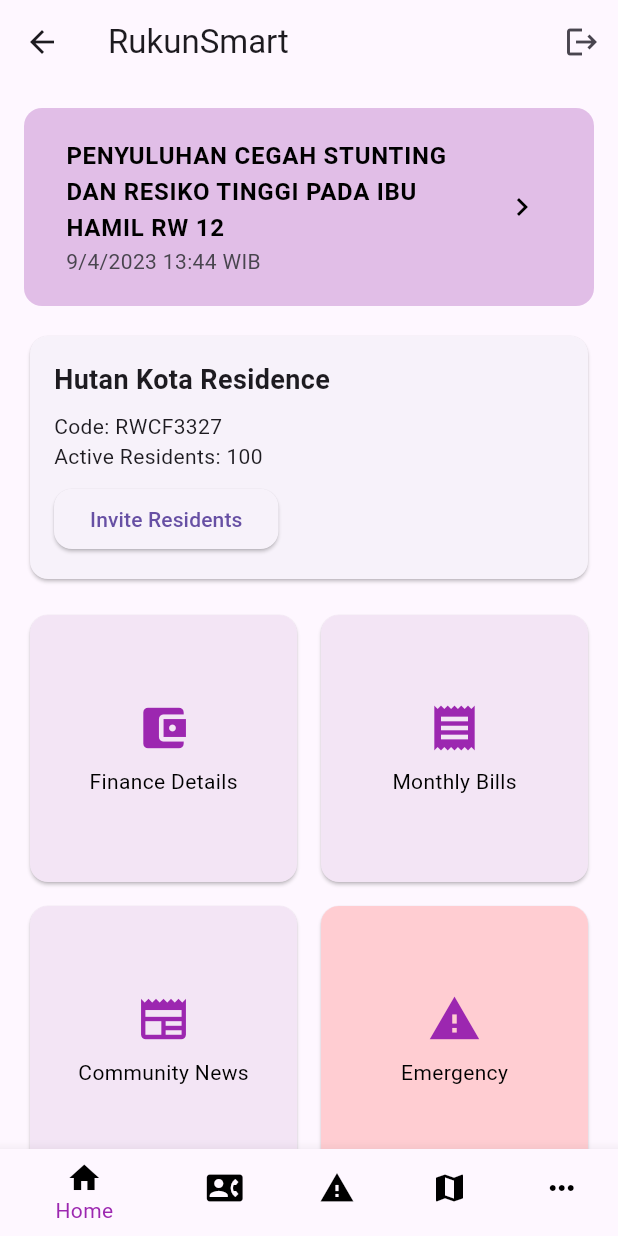
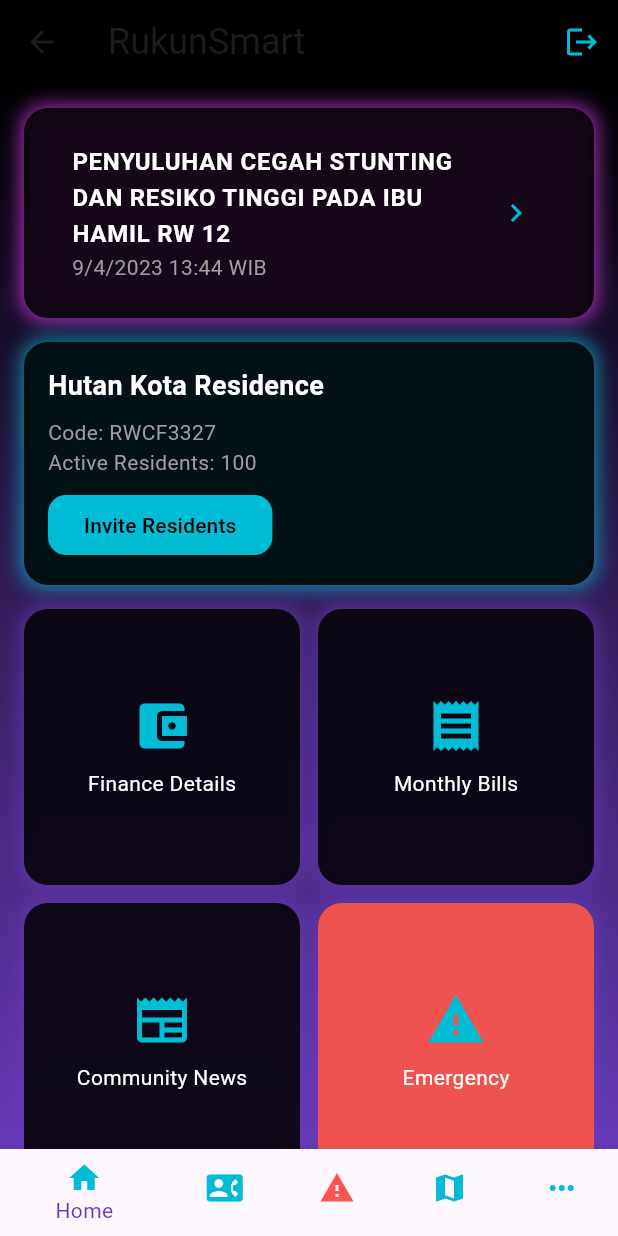
Before and after one commit to ther12k/rukunsmartapp, a Flutter app: the HomeScreen screen opened directly, on a phone screen of 412 x 824 dp. Run offline on Flutter 3.47's test engine with Material 3 defaults, Android fonts, the phone set to English and light mode, and no system bars; our stand-ins replace equatable, flutter_bloc, image_picker, shared_preferences; accounts and stored records are empty; Roboto replaces fonts that are missing (Orbitron).

Commit message:
feat : new design

```diff
--- a/lib/features/home/screens/home_screen.dart
+++ b/lib/features/home/screens/home_screen.dart
@@ -10,22 +10,33 @@ class HomeScreen extends StatelessWidget {
   Widget build(BuildContext context) {
     return Scaffold(
       appBar: AppBar(
-        title: const Text('RukunSmart'),
+        title: const Text('RukunSmart',
+            style: TextStyle(fontFamily: 'Orbitron', fontSize: 24)),
+        backgroundColor: Colors.black,
         actions: [
           IconButton(
             icon: const Icon(Icons.logout),
+            color: Colors.cyan,
             onPressed: () {
               // Handle logout
             },
           ),
         ],
       ),
-      body: const SingleChildScrollView(
+      body: Container(
+        decoration: BoxDecoration(
+          gradient: LinearGradient(
+            colors: [Colors.black, Colors.deepPurple],
+            begin: Alignment.topCenter,
+            end: Alignment.bottomCenter,
+          ),
+        ),
+        child: SingleChildScrollView(
           child: Padding(
-          padding: EdgeInsets.all(16.0),
+            padding: const EdgeInsets.all(16.0),
             child: Column(
               crossAxisAlignment: CrossAxisAlignment.stretch,
-            children: [
+              children: const [
                 AnnouncementCard(),
                 SizedBox(height: 16),
                 RegionInfoCard(),
@@ -35,30 +46,32 @@ class HomeScreen extends StatelessWidget {
             ),
           ),
         ),
+      ),
       bottomNavigationBar: BottomNavigationBar(
+        backgroundColor: Colors.black,
         items: const [
           BottomNavigationBarItem(
-            icon: Icon(Icons.home, color: Colors.black),
+            icon: Icon(Icons.home, color: Colors.cyan),
             label: 'Home',
           ),
           BottomNavigationBarItem(
-            icon: Icon(Icons.contact_phone, color: Colors.black),
+            icon: Icon(Icons.contact_phone, color: Colors.cyan),
             label: 'Contact',
           ),
           BottomNavigationBarItem(
-            icon: Icon(Icons.warning, color: Colors.black),
+            icon: Icon(Icons.warning, color: Colors.redAccent),
             label: 'Emergency',
           ),
           BottomNavigationBarItem(
-            icon: Icon(Icons.map, color: Colors.black),
+            icon: Icon(Icons.map, color: Colors.cyan),
             label: 'Regions',
           ),
           BottomNavigationBarItem(
-            icon: Icon(Icons.more_horiz, color: Colors.black),
+            icon: Icon(Icons.more_horiz, color: Colors.cyan),
             label: 'More',
           ),
         ],
-        selectedItemColor: Colors.purple,
+        selectedItemColor: Colors.deepPurple,
         unselectedItemColor: Colors.grey,
         onTap: (index) {
           // Handle navigation
--- a/lib/features/home/widgets/announcement_card.dart
+++ b/lib/features/home/widgets/announcement_card.dart
@@ -6,23 +6,32 @@ class AnnouncementCard extends StatelessWidget {
   @override
   Widget build(BuildContext context) {
     return Container(
-      padding: const EdgeInsets.all(12.0),
+      padding: const EdgeInsets.all(16.0),
       decoration: BoxDecoration(
-        color: Colors.purple.shade100,
-        borderRadius: BorderRadius.circular(12.0),
+        color: Colors.black87,
+        borderRadius: BorderRadius.circular(16.0),
+        boxShadow: [
+          BoxShadow(
+            color: Colors.purpleAccent.withOpacity(0.7),
+            blurRadius: 10.0,
+            spreadRadius: 2.0,
+          ),
+        ],
       ),
       child: ListTile(
         title: Text(
           "PENYULUHAN CEGAH STUNTING DAN RESIKO TINGGI PADA IBU HAMIL RW 12",
           style: TextStyle(
             fontWeight: FontWeight.bold,
-            color: Colors.black,
+            color: Colors.white,
+            fontFamily: 'Orbitron',
           ),
         ),
-        subtitle: Text("9/4/2023 13:44 WIB"),
+        subtitle:
+            Text("9/4/2023 13:44 WIB", style: TextStyle(color: Colors.grey)),
         trailing: Icon(
           Icons.chevron_right,
-          color: Colors.black,
+          color: Colors.cyan,
         ),
         onTap: () {
           // Navigate to announcement details if needed
--- a/lib/features/home/widgets/menu_grid.dart
+++ b/lib/features/home/widgets/menu_grid.dart
@@ -8,8 +8,8 @@ class MenuGrid extends StatelessWidget {
     return GridView.count(
       shrinkWrap: true,
       crossAxisCount: 2,
-      crossAxisSpacing: 8,
-      mainAxisSpacing: 8,
+      crossAxisSpacing: 12,
+      mainAxisSpacing: 12,
       children: [
         MenuCard(
           icon: Icons.account_balance_wallet,
@@ -35,7 +35,7 @@ class MenuGrid extends StatelessWidget {
         MenuCard(
           icon: Icons.warning,
           label: 'Emergency',
-          color: Colors.red.shade100,
+          color: Colors.red.shade400,
           onTap: () {
             // Handle emergency
           },
@@ -61,10 +61,17 @@ class MenuCard extends StatelessWidget {
 
   @override
   Widget build(BuildContext context) {
-    return Card(
-      color: color ?? Colors.purple.shade50,
-      shape: RoundedRectangleBorder(
-        borderRadius: BorderRadius.circular(12.0),
+    return Container(
+      decoration: BoxDecoration(
+        color: color ?? Colors.black87,
+        borderRadius: BorderRadius.circular(16.0),
+        boxShadow: [
+          BoxShadow(
+            color: Colors.deepPurple.withOpacity(0.7),
+            blurRadius: 10.0,
+            spreadRadius: 2.0,
+          ),
+        ],
       ),
       child: InkWell(
         onTap: onTap,
@@ -73,9 +80,11 @@ class MenuCard extends StatelessWidget {
           child: Column(
             mainAxisAlignment: MainAxisAlignment.center,
             children: [
-              Icon(icon, size: 36, color: Colors.purple),
+              Icon(icon, size: 40, color: Colors.cyan),
               const SizedBox(height: 8),
-              Text(label, style: TextStyle(color: Colors.black)),
+              Text(label,
+                  style:
+                      TextStyle(color: Colors.white, fontFamily: 'Orbitron')),
             ],
           ),
         ),
--- a/lib/features/home/widgets/region_info_card.dart
+++ b/lib/features/home/widgets/region_info_card.dart
@@ -5,9 +5,17 @@ class RegionInfoCard extends StatelessWidget {
 
   @override
   Widget build(BuildContext context) {
-    return Card(
-      shape: RoundedRectangleBorder(
-        borderRadius: BorderRadius.circular(12.0),
+    return Container(
+      decoration: BoxDecoration(
+        color: Colors.black87,
+        borderRadius: BorderRadius.circular(16.0),
+        boxShadow: [
+          BoxShadow(
+            color: Colors.cyan.withOpacity(0.7),
+            blurRadius: 10.0,
+            spreadRadius: 2.0,
+          ),
+        ],
       ),
       child: Padding(
         padding: const EdgeInsets.all(16.0),
@@ -19,22 +27,26 @@ class RegionInfoCard extends StatelessWidget {
               style: TextStyle(
                 fontSize: 18,
                 fontWeight: FontWeight.bold,
+                color: Colors.white,
+                fontFamily: 'Orbitron',
               ),
             ),
             const SizedBox(height: 8),
-            Text("Code: RWCF3327"),
-            Text("Active Residents: 100"),
+            Text("Code: RWCF3327", style: TextStyle(color: Colors.grey)),
+            Text("Active Residents: 100", style: TextStyle(color: Colors.grey)),
             const SizedBox(height: 8),
             ElevatedButton(
               onPressed: () {
                 // Handle invite action
               },
-              child: Text("Invite Residents"),
               style: ElevatedButton.styleFrom(
+                backgroundColor: Colors.cyan,
                 shape: RoundedRectangleBorder(
                   borderRadius: BorderRadius.circular(12.0),
                 ),
               ),
+              child: Text("Invite Residents",
+                  style: TextStyle(color: Colors.black)),
             ),
           ],
         ),
```
Lines whose indentation alone changed are shown as unchanged.
